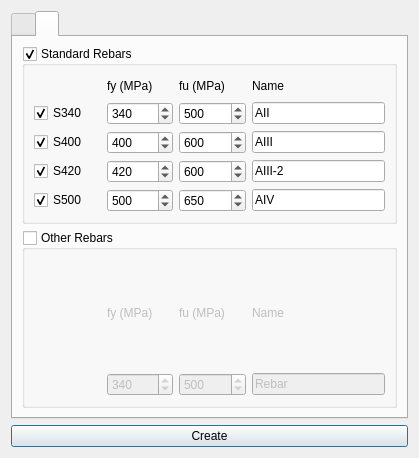
ebrahimraeyat/civilTools, file widgets/define/create_materials.ui: the form before one commit.
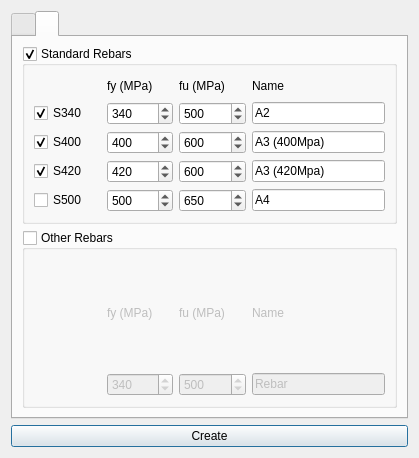
The form after the commit. The open tabs and pages were chosen to show the change. Icons and pictures are not drawn.

Commit message: Change the name of rebars in material creation

Patch:
```diff
--- a/widgets/define/create_materials.ui
+++ b/widgets/define/create_materials.ui
@@ -252,7 +252,7 @@
           <item row="1" column="3" colspan="2">
            <widget class="QLineEdit" name="s340_name">
             <property name="text">
-             <string>AII</string>
+             <string>A2</string>
             </property>
            </widget>
           </item>
@@ -285,7 +285,7 @@
           <item row="2" column="3" colspan="2">
            <widget class="QLineEdit" name="s400_name">
             <property name="text">
-             <string>AIII</string>
+             <string>A3 (400Mpa)</string>
             </property>
            </widget>
           </item>
@@ -364,7 +364,7 @@
           <item row="3" column="3" colspan="2">
            <widget class="QLineEdit" name="s420_name">
             <property name="text">
-             <string>AIII-2</string>
+             <string>A3 (420Mpa)</string>
             </property>
            </widget>
           </item>
@@ -381,7 +381,7 @@
              <string>S500</string>
             </property>
             <property name="checked">
-             <bool>true</bool>
+             <bool>false</bool>
             </property>
            </widget>
           </item>
@@ -420,7 +420,7 @@
           <item row="4" column="3" colspan="2">
            <widget class="QLineEdit" name="s500_name">
             <property name="text">
-             <string>AIV</string>
+             <string>A4</string>
             </property>
            </widget>
           </item>
```
